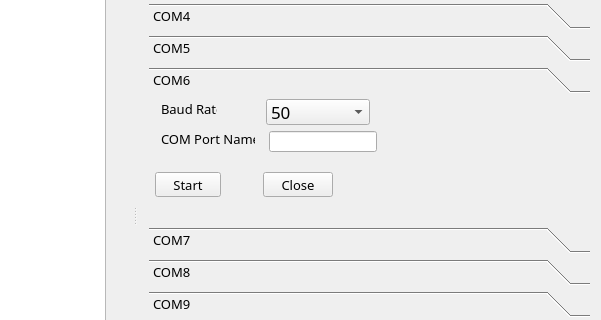
The window that mainwindow.ui (soso7885/QTvcom_test) describes before a commit, drawn with Qt 5; both pictures show x 299 to 900 and y 140 to 460 of the 900 by 714 pixel window.
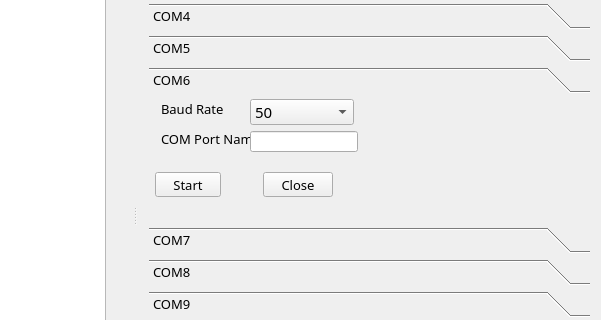
The same window after the commit. The open tabs and pages were chosen to show the change.

```diff
--- a/mainwindow.ui
+++ b/mainwindow.ui
@@ -1886,7 +1886,7 @@
           <x>0</x>
           <y>0</y>
           <width>439</width>
-          <height>164</height>
+          <height>76</height>
          </rect>
         </property>
         <attribute name="label">
@@ -1897,7 +1897,7 @@
           <rect>
            <x>12</x>
            <y>2</y>
-           <width>56</width>
+           <width>85</width>
            <height>16</height>
           </rect>
          </property>
@@ -1917,7 +1917,7 @@
         <widget class="QComboBox" name="comboBox6">
          <property name="geometry">
           <rect>
-           <x>117</x>
+           <x>101</x>
            <y>0</y>
            <width>104</width>
            <height>26</height>
@@ -1925,8 +1925,8 @@
          </property>
          <property name="font">
           <font>
-           <family>American Typewriter</family>
-           <pointsize>13</pointsize>
+           <family>Futura</family>
+           <pointsize>11</pointsize>
            <italic>false</italic>
           </font>
          </property>
@@ -2039,7 +2039,7 @@
           <rect>
            <x>12</x>
            <y>32</y>
-           <width>94</width>
+           <width>90</width>
            <height>16</height>
           </rect>
          </property>
@@ -2059,12 +2059,18 @@
         <widget class="QLineEdit" name="comName6">
          <property name="geometry">
           <rect>
-           <x>120</x>
+           <x>101</x>
            <y>32</y>
            <width>108</width>
            <height>21</height>
           </rect>
          </property>
+         <property name="font">
+          <font>
+           <family>Futura</family>
+           <pointsize>11</pointsize>
+          </font>
+         </property>
         </widget>
         <widget class="QPushButton" name="startButton6">
          <property name="geometry">
```
Left out of the diff: 214 changed lines with no effect on the pictures.
